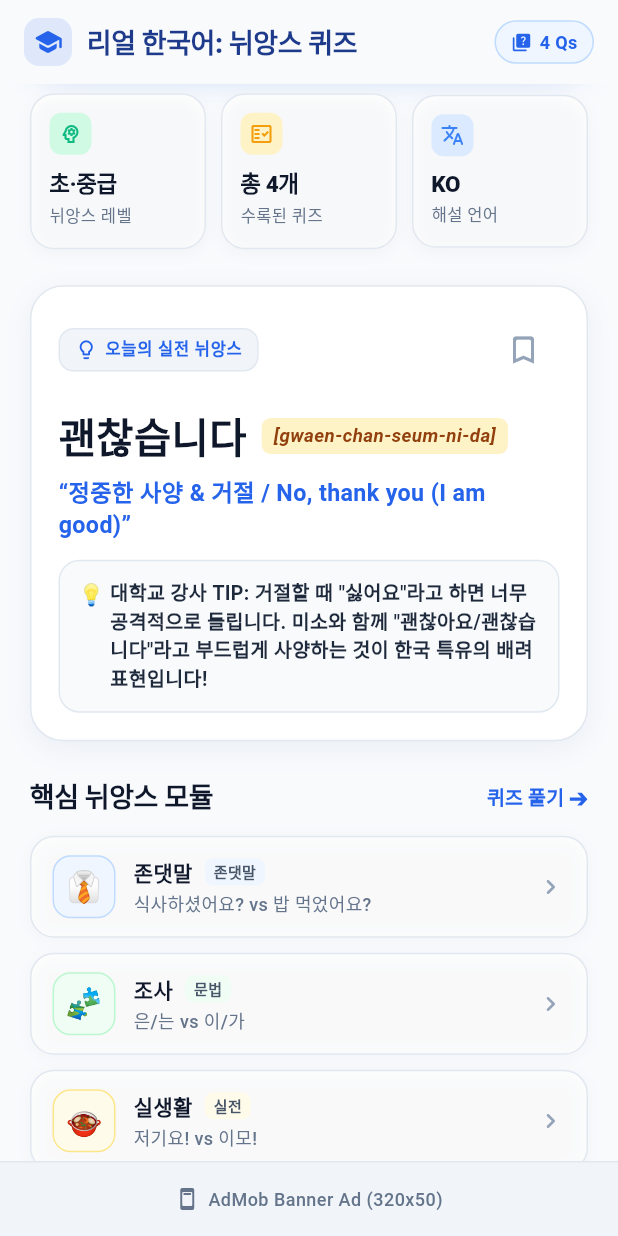
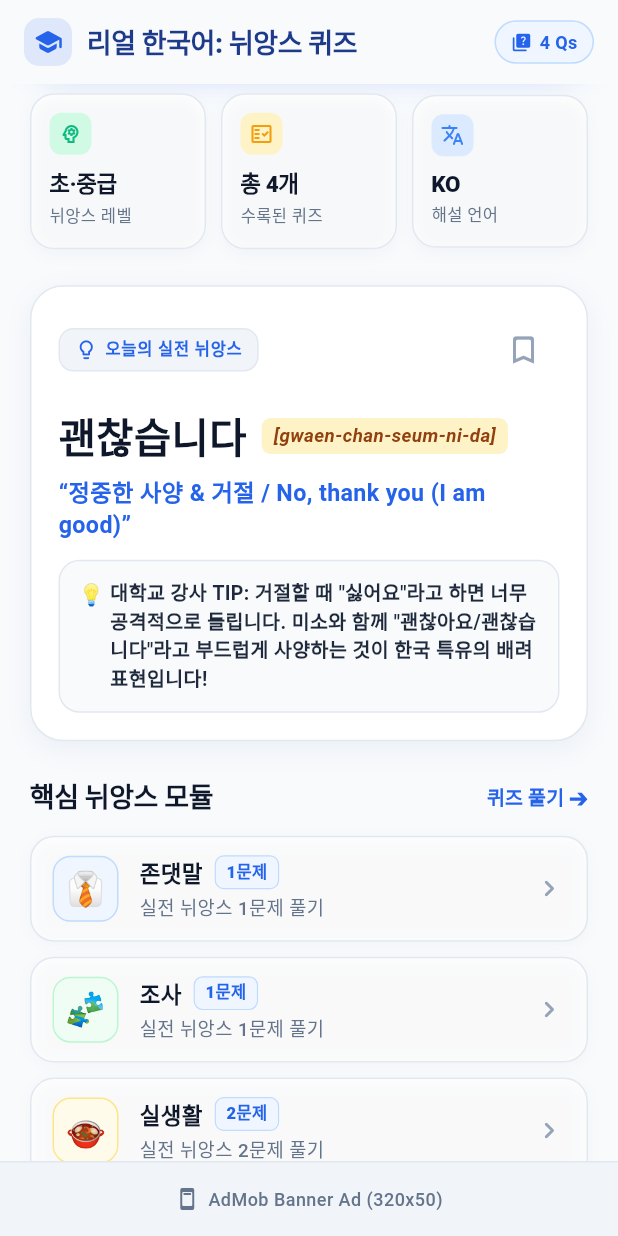
Before and after one commit to HaSangSeon/beginner_korean_quiz, a Flutter app: the screen it shows after launch, scrolled down 576 dp, on a phone screen of 412 x 824 dp. Run offline on Flutter 3.47's test engine with Material 3 defaults, Android fonts, the phone set to English and light mode, and no system bars.

Commit message:
feat: Connect core nuance modules to live JSON question counts

```diff
--- a/lib/data/app_localization.dart
+++ b/lib/data/app_localization.dart
@@ -20,6 +20,8 @@ class AppStrings {
       'cat_nuances': '뉘앙스',
       'cat_grammar': '문법',
       'cat_practical': '실전',
+      'cat_count_badge': '{count}문제',
+      'cat_ready_desc': '실전 뉘앙스 {count}문제 풀기',
       'start_quiz_btn': '퀴즈 시작하기 (Start)',
       'start_quiz_sub': '약 3~5분 소요 • 교수님 상세 해설 제공',
       'stat_level_label': '뉘앙스 레벨',
@@ -84,6 +86,8 @@ class AppStrings {
       'cat_nuances': 'Nuances',
       'cat_grammar': 'Grammar',
       'cat_practical': 'Practical',
+      'cat_count_badge': '{count} Qs',
+      'cat_ready_desc': 'Practice {count} nuance questions',
       'start_quiz_btn': 'Start Quiz',
       'start_quiz_sub': '3-5 Mins • Deep Instructor Insights',
       'stat_level_label': 'Nuance Level',
@@ -213,6 +217,8 @@ class AppStrings {
       'cat_nuances': '语感',
       'cat_grammar': '语法',
       'cat_practical': '实战',
+      'cat_count_badge': '{count}道题',
+      'cat_ready_desc': '精选实战语感共{count}题',
       'start_quiz_btn': '开始测验',
       'start_quiz_sub': '约3~5分钟 • 附名师深度解析',
       'stat_level_label': '语感等级',
@@ -276,6 +282,8 @@ class AppStrings {
       'cat_nuances': 'ニュアンス',
       'cat_grammar': '文法',
       'cat_practical': '実践',
+      'cat_count_badge': '{count}問',
+      'cat_ready_desc': '実践ニュアンス{count}問に挑戦',
       'start_quiz_btn': 'クイズを始める',
       'start_quiz_sub': '所要時間 約3〜5分 • 丁寧な解説付き',
       'stat_level_label': 'ニュアンスレベル',
@@ -340,6 +348,8 @@ class AppStrings {
       'cat_nuances': 'Sắc thái',
       'cat_grammar': 'Ngữ pháp',
       'cat_practical': 'Thực tế',
+      'cat_count_badge': '{count} câu',
+      'cat_ready_desc': 'Luyện tập {count} câu sắc thái',
       'start_quiz_btn': 'Bắt đầu làm bài',
       'start_quiz_sub': 'Mất 3-5 phút • Có giải thích chi tiết',
       'stat_level_label': 'Cấp độ sắc thái',
--- a/lib/screens/home_screen.dart
+++ b/lib/screens/home_screen.dart
@@ -890,8 +890,6 @@ class _HomeScreenState extends State<HomeScreen> {
         'category': 'Honorifics',
         'emoji': '👔',
         'title': AppStrings.category('Honorifics', _selectedLangCode),
-        'sub': '식사하셨어요? vs 밥 먹었어요?',
-        'badge': AppStrings.category('Honorifics', _selectedLangCode),
         'color': const Color(0xFFEFF6FF),
         'borderColor': const Color(0xFFBFDBFE),
       },
@@ -899,8 +897,6 @@ class _HomeScreenState extends State<HomeScreen> {
         'category': 'Particles',
         'emoji': '🧩',
         'title': AppStrings.category('Particles', _selectedLangCode),
-        'sub': '은/는 vs 이/가',
-        'badge': AppStrings.category('Grammar', _selectedLangCode),
         'color': const Color(0xFFF0FDF4),
         'borderColor': const Color(0xFFBBF7D0),
       },
@@ -908,8 +904,6 @@ class _HomeScreenState extends State<HomeScreen> {
         'category': 'Real-life',
         'emoji': '🍲',
         'title': AppStrings.category('Real-life', _selectedLangCode),
-        'sub': '저기요! vs 이모!',
-        'badge': AppStrings.category('Practical', _selectedLangCode),
         'color': const Color(0xFFFFFBEB),
         'borderColor': const Color(0xFFFDE68A),
       },
@@ -917,8 +911,6 @@ class _HomeScreenState extends State<HomeScreen> {
         'category': 'Nuances',
         'emoji': '💬',
         'title': AppStrings.category('Nuances', _selectedLangCode),
-        'sub': '괜찮습니다 vs 싫어요',
-        'badge': AppStrings.category('Nuances', _selectedLangCode),
         'color': const Color(0xFFFAF5FF),
         'borderColor': const Color(0xFFE9D5FF),
       },
@@ -962,6 +954,8 @@ class _HomeScreenState extends State<HomeScreen> {
         const SizedBox(height: 12),
         ...topics.map((t) {
           final cat = t['category'] as String;
+          final count = QuizRepository.getCountByCategory(cat);
+
           return Padding(
             padding: const EdgeInsets.only(bottom: 10.0),
             child: Material(
@@ -988,20 +982,22 @@ class _HomeScreenState extends State<HomeScreen> {
                   child: Row(
                     children: [
                       Container(
-                        width: 42,
-                        height: 42,
+                        width: 44,
+                        height: 44,
                         alignment: Alignment.center,
                         decoration: BoxDecoration(
-                          color: t['color'] as Color,
+                          color: isDark ? const Color(0xFF0F172A) : (t['color'] as Color),
                           borderRadius: BorderRadius.circular(12),
-                          border: Border.all(color: t['borderColor'] as Color),
+                          border: Border.all(
+                            color: isDark ? const Color(0xFF334155) : (t['borderColor'] as Color),
+                          ),
                         ),
                         child: Text(
                           t['emoji'] as String,
-                          style: const TextStyle(fontSize: 20),
+                          style: const TextStyle(fontSize: 22),
                         ),
                       ),
-                      const SizedBox(width: 12),
+                      const SizedBox(width: 14),
                       Expanded(
                         child: Column(
                           crossAxisAlignment: CrossAxisAlignment.start,
@@ -1012,7 +1008,7 @@ class _HomeScreenState extends State<HomeScreen> {
                                   child: Text(
                                     t['title'] as String,
                                     style: TextStyle(
-                                      fontSize: 14,
+                                      fontSize: 15,
                                       fontWeight: FontWeight.w700,
                                       color: isDark ? Colors.white : const Color(0xFF0F172A),
                                     ),
@@ -1023,29 +1019,45 @@ class _HomeScreenState extends State<HomeScreen> {
                                 const SizedBox(width: 8),
                                 Container(
                                   padding: const EdgeInsets.symmetric(
-                                    horizontal: 6,
+                                    horizontal: 7,
                                     vertical: 2,
                                   ),
                                   decoration: BoxDecoration(
-                                    color: (t['color'] as Color),
+                                    color: isDark
+                                        ? const Color(0xFF2563EB).withValues(alpha: 0.2)
+                                        : const Color(0xFFEFF6FF),
                                     borderRadius: BorderRadius.circular(6),
+                                    border: Border.all(
+                                      color: isDark
+                                          ? const Color(0xFF1D4ED8)
+                                          : const Color(0xFFBFDBFE),
+                                      width: 0.8,
+                                    ),
                                   ),
                                   child: Text(
-                                    t['badge'] as String,
-                                    style: const TextStyle(
-                                      fontSize: 10,
-                                      fontWeight: FontWeight.w700,
-                                      color: Color(0xFF475569),
+                                    AppStrings.tr(
+                                      'cat_count_badge',
+                                      _selectedLangCode,
+                                      {'count': count.toString()},
+                                    ),
+                                    style: TextStyle(
+                                      fontSize: 11,
+                                      fontWeight: FontWeight.w800,
+                                      color: isDark ? const Color(0xFF93C5FD) : const Color(0xFF2563EB),
                                     ),
                                   ),
                                 ),
                               ],
                             ),
-                            const SizedBox(height: 2),
+                            const SizedBox(height: 3),
                             Text(
-                              t['sub'] as String,
+                              AppStrings.tr(
+                                'cat_ready_desc',
+                                _selectedLangCode,
+                                {'count': count.toString()},
+                              ),
                               style: TextStyle(
-                                fontSize: 12,
+                                fontSize: 12.5,
                                 color: isDark ? const Color(0xFF94A3B8) : const Color(0xFF64748B),
                                 fontWeight: FontWeight.w500,
                               ),
@@ -1055,10 +1067,10 @@ class _HomeScreenState extends State<HomeScreen> {
                           ],
                         ),
                       ),
-                      const Icon(
+                      Icon(
                         Icons.chevron_right_rounded,
-                        color: Color(0xFF94A3B8),
-                        size: 20,
+                        color: isDark ? const Color(0xFF64748B) : const Color(0xFF94A3B8),
+                        size: 22,
                       ),
                     ],
                   ),
--- a/lib/services/quiz_repository.dart
+++ b/lib/services/quiz_repository.dart
@@ -47,4 +47,11 @@ class QuizRepository {
         .toList();
     return filtered.isNotEmpty ? filtered : List.from(questions);
   }
+
+  /// Get question count for a specific category
+  static int getCountByCategory(String category) {
+    return questions
+        .where((q) => q.category.toLowerCase() == category.toLowerCase())
+        .length;
+  }
 }
```
